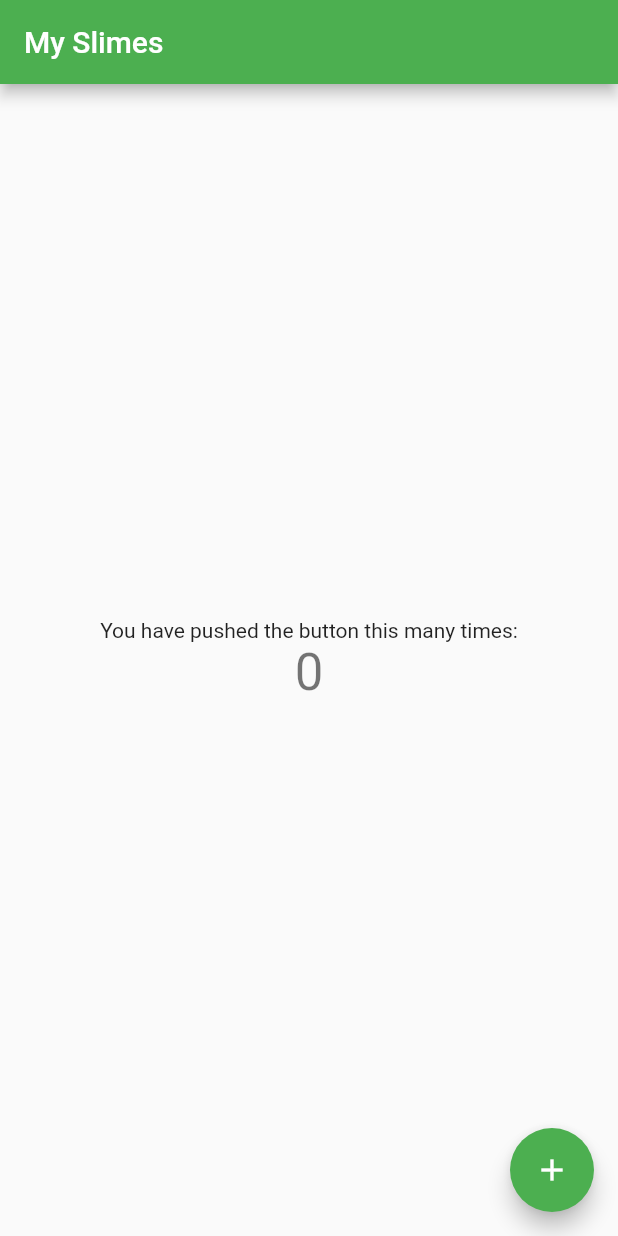
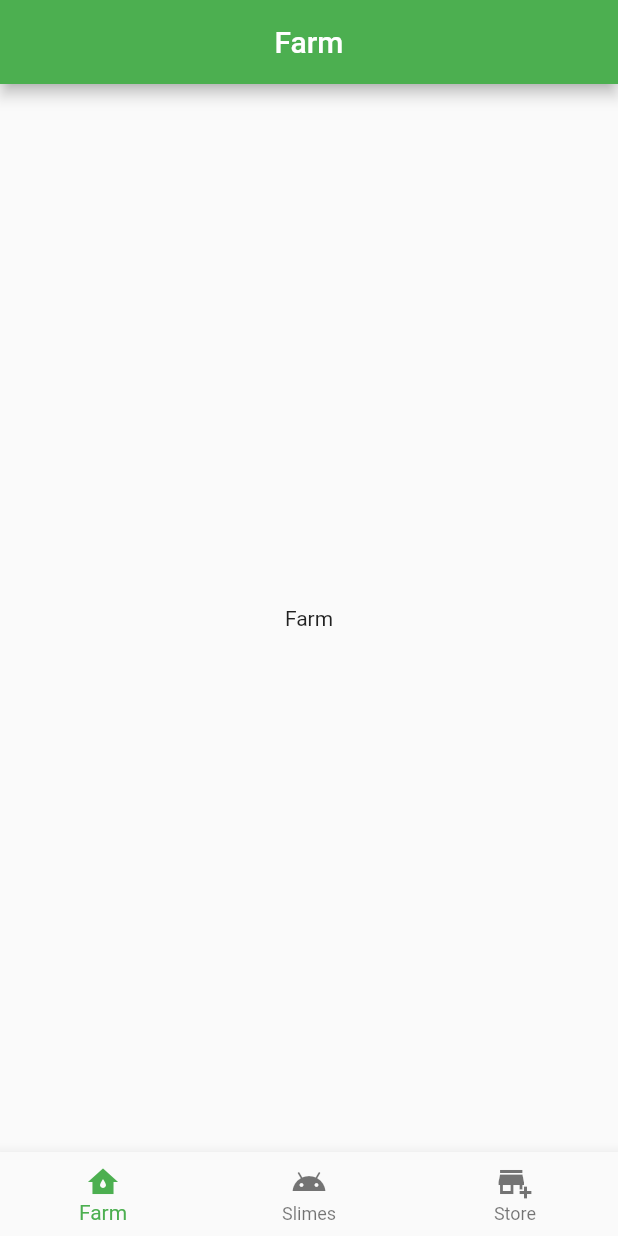
Before and after one commit to SalomeBrack/SlimeFarm, a Flutter app: the screen it shows after launch, on a phone screen of 412 x 824 dp. Run offline on Flutter 3.47's test engine with Material 2 defaults, Android fonts, the phone set to English and light mode, and no system bars.

Commit message:
Navigation

```diff
--- /dev/null
+++ b/lib/farm.dart
@@ -0,0 +1,10 @@
+import 'package:flutter/material.dart';
+
+class Farm extends StatelessWidget {
+  @override
+  Widget build(BuildContext context) {
+    return Center(
+      child: Text('Farm'),
+    );
+  }
+}
--- a/lib/main.dart
+++ b/lib/main.dart
@@ -1,6 +1,7 @@
 import 'package:flutter/material.dart';
-import 'package:sqflite/sqflite.dart';
-import 'package:shared_preferences/shared_preferences.dart';
+import 'package:slime_farm/navigation.dart';
+//import 'package:sqflite/sqflite.dart';
+//import 'package:shared_preferences/shared_preferences.dart';
 
 void main() {
   runApp(MyApp());
@@ -16,7 +17,7 @@ class MyApp extends StatelessWidget {
         primarySwatch: Colors.green,
         visualDensity: VisualDensity.adaptivePlatformDensity,
       ),
-      home: MyHomePage(title: 'My Slimes'),
+      home: Nav(),//MyHomePage(title: 'My Slimes'),
     );
   }
 }
--- /dev/null
+++ b/lib/navigation.dart
@@ -0,0 +1,60 @@
+import 'package:flutter/material.dart';
+import 'package:slime_farm/farm.dart';
+import 'package:slime_farm/slimes.dart';
+import 'package:slime_farm/store.dart';
+
+class Nav extends StatefulWidget {
+  @override
+  _NavState createState() => _NavState();
+}
+
+class _NavState extends State<Nav> {
+  int _selectedIndex = 0;
+  List<Widget> _widgetOptions = <Widget>[
+    Farm(),
+    Slimes(),
+    Store(),
+  ];
+  List<String> _appbarOptions = <String>[
+    'Farm',
+    'Slimes',
+    'Store',
+  ];
+
+  void _onItemTap(int index) {
+    setState(() {
+      _selectedIndex = index;
+    });
+  }
+
+  @override
+  Widget build(BuildContext context) {
+    return Scaffold(
+      appBar: AppBar(
+        title: Text(
+          _appbarOptions.elementAt(_selectedIndex),
+        ),
+        centerTitle: true,
+      ),
+      body: _widgetOptions.elementAt(_selectedIndex),
+      bottomNavigationBar: BottomNavigationBar(
+        items: const <BottomNavigationBarItem>[
+          BottomNavigationBarItem(
+            icon: Icon(Icons.water_damage),
+            label: 'Farm',
+          ),
+          BottomNavigationBarItem(
+            icon: Icon(Icons.android),
+            label: 'Slimes',
+          ),
+          BottomNavigationBarItem(
+            icon: Icon(Icons.add_business),
+            label: 'Store',
+          ),
+        ],
+        currentIndex: _selectedIndex,
+        onTap: _onItemTap,
+      ),
+    );
+  }
+}
--- /dev/null
+++ b/lib/slimes.dart
@@ -0,0 +1,10 @@
+import 'package:flutter/material.dart';
+
+class Slimes extends StatelessWidget {
+  @override
+  Widget build(BuildContext context) {
+    return Center(
+      child: Text('Slimes'),
+    );
+  }
+}
--- /dev/null
+++ b/lib/store.dart
@@ -0,0 +1,10 @@
+import 'package:flutter/material.dart';
+
+class Store extends StatelessWidget {
+  @override
+  Widget build(BuildContext context) {
+    return Center(
+      child: Text('Store'),
+    );
+  }
+}
```
